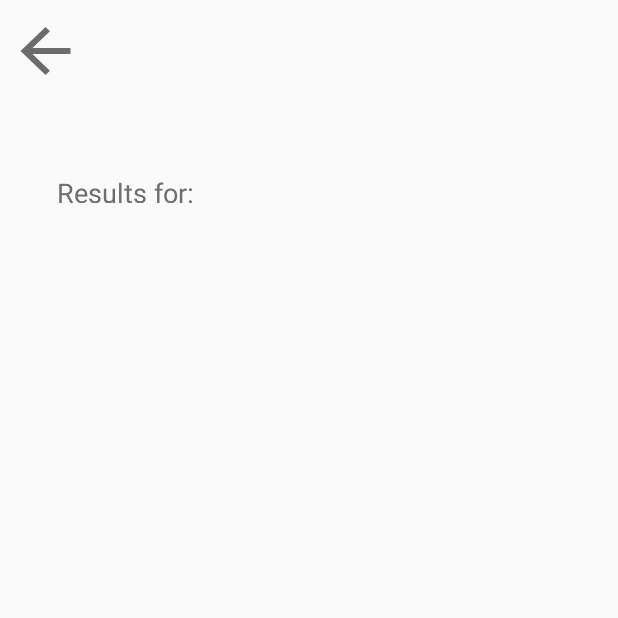
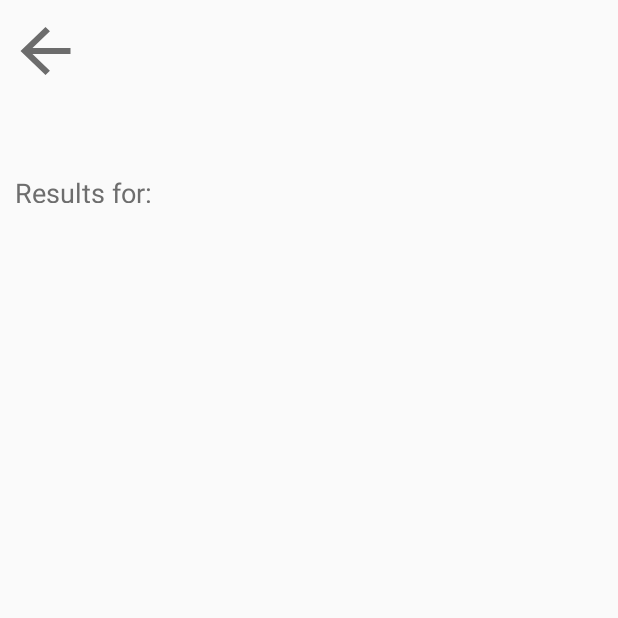
Before and after one commit to Sagethompson99/Course-Quest, an Android app: the SearchPageResults screen opened directly, with no data from a screen before it, on a phone screen of 412 x 824 dp, the top half of it. Run offline under Robolectric (Android 15) with nearby library versions, the phone set to English and light mode, and no system bars; 1 statement that could not run was skipped.

Commit message:
Search Results Page Tweaks
small changes to results cards

```diff
--- a/CourseQuest/COURSEQUESTOFFICIAL/app/src/main/java/com/example/coursequest/SearchPageResults.java
+++ b/CourseQuest/COURSEQUESTOFFICIAL/app/src/main/java/com/example/coursequest/SearchPageResults.java
@@ -74,7 +74,8 @@
         }
 
         search(getIntent().getExtras().getString("message"));
-        buttonColors = new String[]{"#FFC300", "#57B5F3", "#96E864", "#E864AE", "#FF5959"};
+                                    //orange    green      purple     pink       red        blue
+        buttonColors = new String[]{"#FFC300", "#64EA66", "#AE73FF", "#E864AE", "#FF5959", "#2BADF8"};
     }
 
 
@@ -118,20 +119,20 @@
     //displayResults uses this method in a loop - displaying each course
     public Button displayCourse(Course course)
     {
-        int i = new Random().nextInt(5);
+        int i = new Random().nextInt(6);
         Button courseView = new Button(this);
         Drawable card = getDrawable(R.drawable.results_card);
         card.setTint(Color.parseColor(buttonColors[i]));
         courseView.setBackground(card);
         courseView.setTextSize(COMPLEX_UNIT_SP, 21);
         courseView.setTextColor(Color.parseColor("#F9F9F9"));
-        courseView.setPadding(35, 35, 35, 5);
+        courseView.setPadding(35, 35, 35, 35);
 
         courseView.setText("");
 
         String courseName = Course.getCourseName(course)+"\n\n";
         String courseDesc = Course.getCourseDescription(course) + "\n\n";
-        String courseWebsite = Course.getCourseWebsite(course)+'\n';
+        String courseWebsite = Course.getCourseWebsite(course);
 
         final String courseLink = Course.getCourseLink(course);
         if(!courseLink.equals("")) {
--- a/CourseQuest/COURSEQUESTOFFICIAL/app/src/main/res/layout/activity_search_page_results.xml
+++ b/CourseQuest/COURSEQUESTOFFICIAL/app/src/main/res/layout/activity_search_page_results.xml
@@ -22,16 +22,12 @@
         android:id="@+id/textView4"
         android:layout_width="wrap_content"
         android:layout_height="19dp"
-        android:layout_marginStart="5dp"
-        android:layout_marginLeft="5dp"
+        android:layout_marginStart="10dp"
         android:layout_marginTop="120dp"
-        android:layout_marginEnd="245dp"
-        android:layout_marginRight="245dp"
         android:layout_marginBottom="10dp"
         android:text="Results for: "
         android:textSize="18sp"
         app:layout_constraintBottom_toTopOf="@+id/results"
-        app:layout_constraintEnd_toEndOf="parent"
         app:layout_constraintStart_toStartOf="parent"
         app:layout_constraintTop_toTopOf="parent" />
 
```
